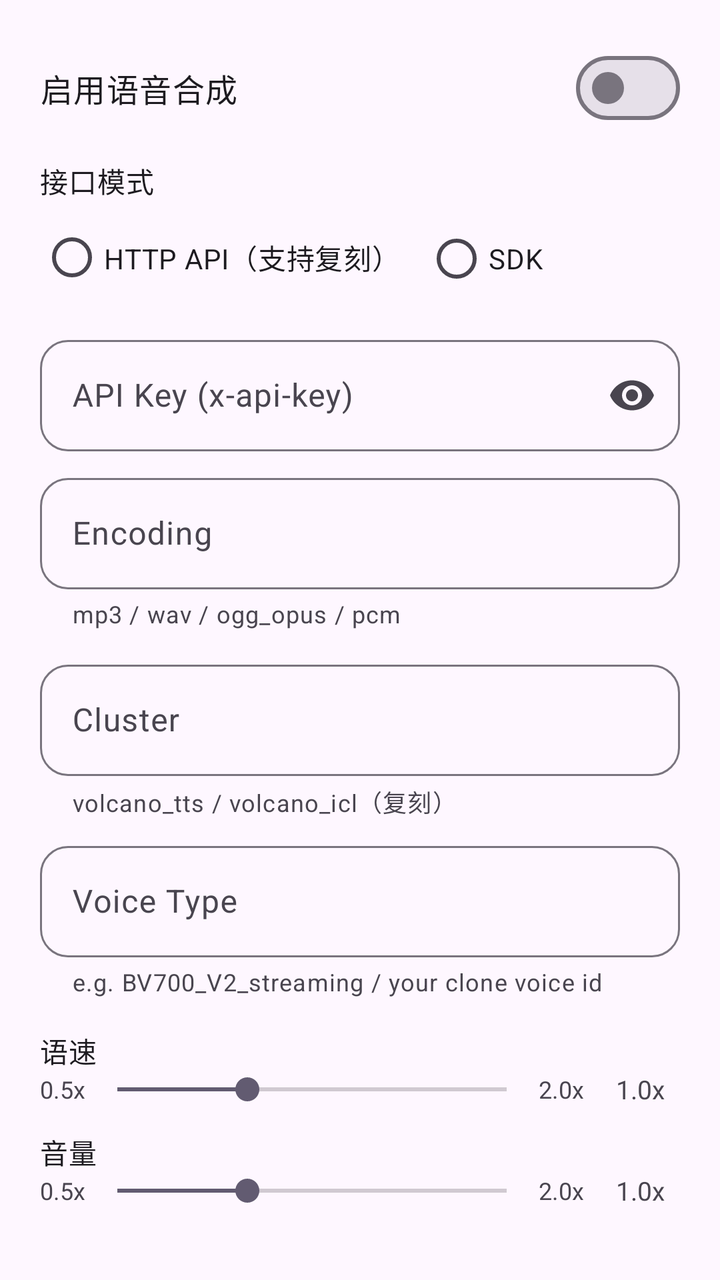
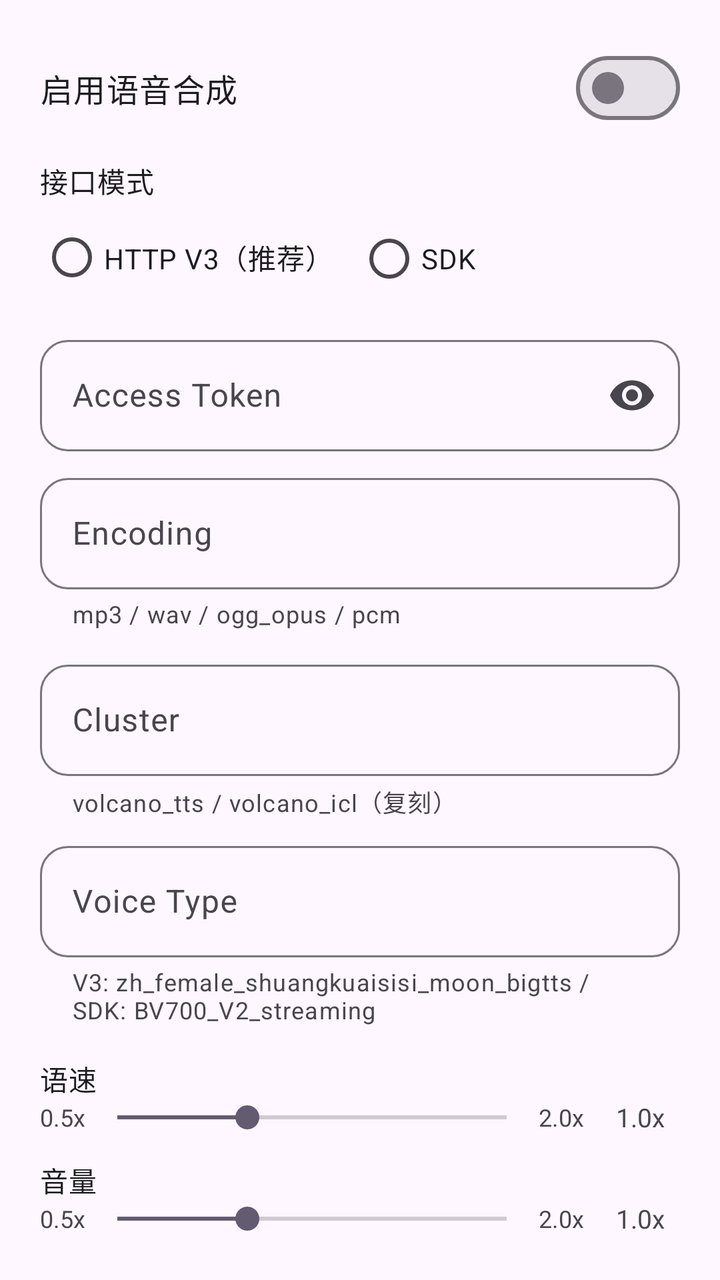

An Android layout rendered at two revisions. The XML below is the earlier revision; the diff shows what the commit changed to produce the second picture.
<!-- AndroidManifest.xml: application theme Theme.AIChat -->
<!-- res/layout/dialog_tts_settings.xml -->
<?xml version="1.0" encoding="utf-8"?>
<ScrollView xmlns:android="http://schemas.android.com/apk/res/android"
    xmlns:app="http://schemas.android.com/apk/res-auto"
    android:layout_width="match_parent"
    android:layout_height="wrap_content"
    android:padding="20dp">

    <LinearLayout
        android:layout_width="match_parent"
        android:layout_height="wrap_content"
        android:orientation="vertical">

        <com.google.android.material.materialswitch.MaterialSwitch
            android:id="@+id/switchTTSEnabled"
            android:layout_width="match_parent"
            android:layout_height="wrap_content"
            android:minHeight="48dp"
            android:text="启用语音合成"
            android:textAppearance="?attr/textAppearanceBodyLarge" />

        
        <TextView
            android:layout_width="wrap_content"
            android:layout_height="wrap_content"
            android:layout_marginTop="12dp"
            android:text="接口模式"
            android:textAppearance="?attr/textAppearanceBodyMedium" />

        <RadioGroup
            android:id="@+id/radioTTSMode"
            android:layout_width="match_parent"
            android:layout_height="wrap_content"
            android:orientation="horizontal"
            android:layout_marginTop="4dp">

            <RadioButton
                android:id="@+id/modeHttpApi"
                android:layout_width="wrap_content"
                android:layout_height="wrap_content"
                android:text="HTTP API（支持复刻）"
                android:textSize="14sp" />

            <RadioButton
                android:id="@+id/modeSdk"
                android:layout_width="wrap_content"
                android:layout_height="wrap_content"
                android:layout_marginStart="12dp"
                android:text="SDK"
                android:textSize="14sp" />
        </RadioGroup>

        
        <LinearLayout
            android:id="@+id/layoutHttpApi"
            android:layout_width="match_parent"
            android:layout_height="wrap_content"
            android:orientation="vertical">

            <com.google.android.material.textfield.TextInputLayout
                android:layout_width="match_parent"
                android:layout_height="wrap_content"
                android:layout_marginTop="12dp"
                android:hint="API Key (x-api-key)"
                app:boxCornerRadiusBottomEnd="14dp"
                app:boxCornerRadiusBottomStart="14dp"
                app:boxCornerRadiusTopEnd="14dp"
                app:boxCornerRadiusTopStart="14dp"
                app:endIconMode="password_toggle">

                <com.google.android.material.textfield.TextInputEditText
                    android:id="@+id/editTTSApiKey"
                    android:layout_width="match_parent"
                    android:layout_height="wrap_content"
                    android:inputType="textPassword"
                    android:singleLine="true" />
            </com.google.android.material.textfield.TextInputLayout>

            <com.google.android.material.textfield.TextInputLayout
                android:layout_width="match_parent"
                android:layout_height="wrap_content"
                android:layout_marginTop="8dp"
                android:hint="Encoding"
                app:boxCornerRadiusBottomEnd="14dp"
                app:boxCornerRadiusBottomStart="14dp"
                app:boxCornerRadiusTopEnd="14dp"
                app:boxCornerRadiusTopStart="14dp"
                app:helperText="mp3 / wav / ogg_opus / pcm"
                app:helperTextEnabled="true">

                <com.google.android.material.textfield.TextInputEditText
                    android:id="@+id/editTTSEncoding"
                    android:layout_width="match_parent"
                    android:layout_height="wrap_content"
                    android:inputType="text"
                    android:singleLine="true" />
            </com.google.android.material.textfield.TextInputLayout>
        </LinearLayout>

        
        <LinearLayout
            android:id="@+id/layoutSdk"
            android:layout_width="match_parent"
            android:layout_height="wrap_content"
            android:orientation="vertical"
            android:visibility="gone">

            <com.google.android.material.textfield.TextInputLayout
                android:layout_width="match_parent"
                android:layout_height="wrap_content"
                android:layout_marginTop="12dp"
                android:hint="App ID"
                app:boxCornerRadiusBottomEnd="14dp"
                app:boxCornerRadiusBottomStart="14dp"
                app:boxCornerRadiusTopEnd="14dp"
                app:boxCornerRadiusTopStart="14dp">

                <com.google.android.material.textfield.TextInputEditText
                    android:id="@+id/editTTSAppId"
                    android:layout_width="match_parent"
                    android:layout_height="wrap_content"
                    android:inputType="text"
                    android:singleLine="true" />
            </com.google.android.material.textfield.TextInputLayout>

            <com.google.android.material.textfield.TextInputLayout
                android:layout_width="match_parent"
                android:layout_height="wrap_content"
                android:layout_marginTop="8dp"
                android:hint="Access Token"
                app:boxCornerRadiusBottomEnd="14dp"
                app:boxCornerRadiusBottomStart="14dp"
                app:boxCornerRadiusTopEnd="14dp"
                app:boxCornerRadiusTopStart="14dp"
                app:endIconMode="password_toggle">

                <com.google.android.material.textfield.TextInputEditText
                    android:id="@+id/editTTSAccessToken"
                    android:layout_width="match_parent"
                    android:layout_height="wrap_content"
                    android:inputType="textPassword"
                    android:singleLine="true" />
            </com.google.android.material.textfield.TextInputLayout>
        </LinearLayout>

        
        <com.google.android.material.textfield.TextInputLayout
            android:layout_width="match_parent"
            android:layout_height="wrap_content"
            android:layout_marginTop="12dp"
            android:hint="Cluster"
            app:boxCornerRadiusBottomEnd="14dp"
            app:boxCornerRadiusBottomStart="14dp"
            app:boxCornerRadiusTopEnd="14dp"
            app:boxCornerRadiusTopStart="14dp"
            app:helperText="volcano_tts / volcano_icl（复刻）"
            app:helperTextEnabled="true">

            <com.google.android.material.textfield.TextInputEditText
                android:id="@+id/editTTSCluster"
                android:layout_width="match_parent"
                android:layout_height="wrap_content"
                android:inputType="text"
                android:singleLine="true" />
        </com.google.android.material.textfield.TextInputLayout>

        <com.google.android.material.textfield.TextInputLayout
            android:layout_width="match_parent"
            android:layout_height="wrap_content"
            android:layout_marginTop="8dp"
            android:hint="Voice Type"
            app:boxCornerRadiusBottomEnd="14dp"
            app:boxCornerRadiusBottomStart="14dp"
            app:boxCornerRadiusTopEnd="14dp"
            app:boxCornerRadiusTopStart="14dp"
            app:helperText="e.g. BV700_V2_streaming / your clone voice id"
            app:helperTextEnabled="true">

            <com.google.android.material.textfield.TextInputEditText
                android:id="@+id/editTTSVoiceType"
                android:layout_width="match_parent"
                android:layout_height="wrap_content"
                android:inputType="text"
                android:singleLine="true" />
        </com.google.android.material.textfield.TextInputLayout>

        
        <TextView
            android:layout_width="wrap_content"
            android:layout_height="wrap_content"
            android:layout_marginTop="16dp"
            android:text="语速"
            android:textAppearance="?attr/textAppearanceBodyMedium" />

        <LinearLayout
            android:layout_width="match_parent"
            android:layout_height="wrap_content"
            android:orientation="horizontal"
            android:gravity="center_vertical">

            <TextView
                android:layout_width="wrap_content"
                android:layout_height="wrap_content"
                android:text="0.5x"
                android:textSize="12sp" />

            <SeekBar
                android:id="@+id/seekTTSSpeed"
                android:layout_width="0dp"
                android:layout_weight="1"
                android:layout_height="wrap_content"
                android:max="15"
                android:progress="5" />

            <TextView
                android:layout_width="wrap_content"
                android:layout_height="wrap_content"
                android:text="2.0x"
                android:textSize="12sp" />

            <TextView
                android:id="@+id/textTTSSpeedValue"
                android:layout_width="wrap_content"
                android:layout_height="wrap_content"
                android:layout_marginStart="8dp"
                android:minWidth="40dp"
                android:text="1.0x"
                android:textSize="13sp"
                android:gravity="center" />
        </LinearLayout>

        
        <TextView
            android:layout_width="wrap_content"
            android:layout_height="wrap_content"
            android:layout_marginTop="12dp"
            android:text="音量"
            android:textAppearance="?attr/textAppearanceBodyMedium" />

        <LinearLayout
            android:layout_width="match_parent"
            android:layout_height="wrap_content"
            android:orientation="horizontal"
            android:gravity="center_vertical">

            <TextView
                android:layout_width="wrap_content"
                android:layout_height="wrap_content"
                android:text="0.5x"
                android:textSize="12sp" />

            <SeekBar
                android:id="@+id/seekTTSVolume"
                android:layout_width="0dp"
                android:layout_weight="1"
                android:layout_height="wrap_content"
                android:max="15"
                android:progress="5" />

            <TextView
                android:layout_width="wrap_content"
                android:layout_height="wrap_content"
                android:text="2.0x"
                android:textSize="12sp" />

            <TextView
                android:id="@+id/textTTSVolumeValue"
                android:layout_width="wrap_content"
                android:layout_height="wrap_content"
                android:layout_marginStart="8dp"
                android:minWidth="40dp"
                android:text="1.0x"
                android:textSize="13sp"
                android:gravity="center" />
        </LinearLayout>

    </LinearLayout>
</ScrollView>
<!-- resources referenced by this layout -->
<resources>
  <style name="Theme.AIChat" parent="Theme.Material3.DayNight.NoActionBar">
          <item name="colorPrimary">@color/primary</item>
          <item name="colorPrimaryContainer">?attr/colorPrimaryLight</item>
          <item name="colorOnPrimary">@color/on_primary</item>
          <item name="colorSurface">@color/surface</item>
          <item name="colorPrimarySubtle">@color/primary_blue_subtle</item>
          <item name="colorPrimaryLight">@color/primary_blue_light</item>
          <item name="colorPrimaryDeep">@color/primary_blue_deep</item>
          <item name="materialAlertDialogTheme">@style/ThemeOverlay.AIChat.MaterialAlertDialog</item>
          <item name="alertDialogTheme">@style/ThemeOverlay.AIChat.MaterialAlertDialog</item>
      </style>
  <color name="primary">#1976D2</color>
  <color name="on_primary">#FFFFFF</color>
  <color name="surface">#FFFFFF</color>
  <color name="primary_blue_subtle">#F5FAFF</color>
  <color name="primary_blue_light">#E3F2FD</color>
  <color name="primary_blue_deep">#0D47A1</color>
  <style name="ThemeOverlay.AIChat.MaterialAlertDialog" parent="ThemeOverlay.Material3.MaterialAlertDialog">
          <item name="backgroundTint">@android:color/transparent</item>
          <item name="android:windowBackground">@drawable/bg_material_alert_dialog</item>
          <item name="colorSurface">@color/dialog_surface_bg</item>
          <item name="elevationOverlayEnabled">false</item>
          <item name="shapeAppearanceOverlay">@style/ShapeAppearance.AIChat.Dialog</item>
      </style>
  <!-- drawable bg_material_alert_dialog (drawable) -->
  <?xml version="1.0" encoding="utf-8"?>
  <layer-list xmlns:android="http://schemas.android.com/apk/res/android">
      
      <item>
          <shape android:shape="rectangle">
              <solid android:color="@color/glass_surface" />
              <corners android:radius="28dp" />
          </shape>
      </item>
      
      <item android:bottom="@dimen/dialog_glass_highlight_fade">
          <shape android:shape="rectangle">
              <gradient
                  android:startColor="@color/glass_highlight_top"
                  android:endColor="@android:color/transparent"
                  android:angle="270" />
              <corners android:topLeftRadius="28dp" android:topRightRadius="28dp" />
          </shape>
      </item>
      
      <item android:top="@dimen/dialog_glass_shadow_fade">
          <shape android:shape="rectangle">
              <gradient
                  android:startColor="@android:color/transparent"
                  android:endColor="@color/glass_shadow_bottom"
                  android:angle="270" />
              <corners android:bottomLeftRadius="28dp" android:bottomRightRadius="28dp" />
          </shape>
      </item>
      
      <item>
          <shape android:shape="rectangle">
              <solid android:color="@android:color/transparent" />
              <stroke android:width="0.5dp" android:color="@color/glass_stroke" />
              <corners android:radius="28dp" />
          </shape>
      </item>
  </layer-list>
  <color name="dialog_surface_bg">#FFFDFEFF</color>
  <style name="ShapeAppearance.AIChat.Dialog" parent="">
          <item name="cornerFamily">rounded</item>
          <item name="cornerSize">28dp</item>
      </style>
  <color name="glass_surface">#CCF2F2F7</color>
  <dimen name="dialog_glass_highlight_fade">120dp</dimen>
  <color name="glass_highlight_top">#30FFFFFF</color>
  <dimen name="dialog_glass_shadow_fade">160dp</dimen>
  <color name="glass_shadow_bottom">#10000000</color>
  <color name="glass_stroke">#40FFFFFF</color>
</resources>

<!-- the commit's change to res/layout/dialog_tts_settings.xml (unified diff, before → after) -->
@@ -37,7 +37,7 @@
                 android:id="@+id/modeHttpApi"
                 android:layout_width="wrap_content"
                 android:layout_height="wrap_content"
-                android:text="HTTP API（支持复刻）"
+                android:text="HTTP V3（推荐）"
                 android:textSize="14sp" />
 
             <RadioButton
@@ -50,30 +50,58 @@
         </RadioGroup>
 
         
-        <LinearLayout
-            android:id="@+id/layoutHttpApi"
-            android:layout_width="match_parent"
-            android:layout_height="wrap_content"
-            android:orientation="vertical">
+        <com.google.android.material.textfield.TextInputLayout
+            android:layout_width="match_parent"
+            android:layout_height="wrap_content"
+            android:layout_marginTop="12dp"
+            android:hint="Access Token"
+            app:boxCornerRadiusBottomEnd="14dp"
+            app:boxCornerRadiusBottomStart="14dp"
+            app:boxCornerRadiusTopEnd="14dp"
+            app:boxCornerRadiusTopStart="14dp"
+            app:endIconMode="password_toggle">
+
+            <com.google.android.material.textfield.TextInputEditText
+                android:id="@+id/editTTSAccessToken"
+                android:layout_width="match_parent"
+                android:layout_height="wrap_content"
+                android:inputType="textPassword"
+                android:singleLine="true" />
+        </com.google.android.material.textfield.TextInputLayout>
+
+        
+        <LinearLayout
+            android:id="@+id/layoutSdk"
+            android:layout_width="match_parent"
+            android:layout_height="wrap_content"
+            android:orientation="vertical"
+            android:visibility="gone">
 
             <com.google.android.material.textfield.TextInputLayout
                 android:layout_width="match_parent"
                 android:layout_height="wrap_content"
-                android:layout_marginTop="12dp"
-                android:hint="API Key (x-api-key)"
+                android:layout_marginTop="8dp"
+                android:hint="App ID"
                 app:boxCornerRadiusBottomEnd="14dp"
                 app:boxCornerRadiusBottomStart="14dp"
                 app:boxCornerRadiusTopEnd="14dp"
-                app:boxCornerRadiusTopStart="14dp"
-                app:endIconMode="password_toggle">
+                app:boxCornerRadiusTopStart="14dp">
 
                 <com.google.android.material.textfield.TextInputEditText
-                    android:id="@+id/editTTSApiKey"
+                    android:id="@+id/editTTSAppId"
                     android:layout_width="match_parent"
                     android:layout_height="wrap_content"
-                    android:inputType="textPassword"
+                    android:inputType="text"
                     android:singleLine="true" />
             </com.google.android.material.textfield.TextInputLayout>
+        </LinearLayout>
+
+        
+        <LinearLayout
+            android:id="@+id/layoutHttpApi"
+            android:layout_width="match_parent"
+            android:layout_height="wrap_content"
+            android:orientation="vertical">
 
             <com.google.android.material.textfield.TextInputLayout
                 android:layout_width="match_parent"
@@ -97,52 +125,6 @@
         </LinearLayout>
 
         
-        <LinearLayout
-            android:id="@+id/layoutSdk"
-            android:layout_width="match_parent"
-            android:layout_height="wrap_content"
-            android:orientation="vertical"
-            android:visibility="gone">
-
-            <com.google.android.material.textfield.TextInputLayout
-                android:layout_width="match_parent"
-                android:layout_height="wrap_content"
-                android:layout_marginTop="12dp"
-                android:hint="App ID"
-                app:boxCornerRadiusBottomEnd="14dp"
-                app:boxCornerRadiusBottomStart="14dp"
-                app:boxCornerRadiusTopEnd="14dp"
-                app:boxCornerRadiusTopStart="14dp">
-
-                <com.google.android.material.textfield.TextInputEditText
-                    android:id="@+id/editTTSAppId"
-                    android:layout_width="match_parent"
-                    android:layout_height="wrap_content"
-                    android:inputType="text"
-                    android:singleLine="true" />
-            </com.google.android.material.textfield.TextInputLayout>
-
-            <com.google.android.material.textfield.TextInputLayout
-                android:layout_width="match_parent"
-                android:layout_height="wrap_content"
-                android:layout_marginTop="8dp"
-                android:hint="Access Token"
-                app:boxCornerRadiusBottomEnd="14dp"
-                app:boxCornerRadiusBottomStart="14dp"
-                app:boxCornerRadiusTopEnd="14dp"
-                app:boxCornerRadiusTopStart="14dp"
-                app:endIconMode="password_toggle">
-
-                <com.google.android.material.textfield.TextInputEditText
-                    android:id="@+id/editTTSAccessToken"
-                    android:layout_width="match_parent"
-                    android:layout_height="wrap_content"
-                    android:inputType="textPassword"
-                    android:singleLine="true" />
-            </com.google.android.material.textfield.TextInputLayout>
-        </LinearLayout>
-
-        
         <com.google.android.material.textfield.TextInputLayout
             android:layout_width="match_parent"
             android:layout_height="wrap_content"
@@ -172,7 +154,7 @@
             app:boxCornerRadiusBottomStart="14dp"
             app:boxCornerRadiusTopEnd="14dp"
             app:boxCornerRadiusTopStart="14dp"
-            app:helperText="e.g. BV700_V2_streaming / your clone voice id"
+            app:helperText="V3: zh_female_shuangkuaisisi_moon_bigtts / SDK: BV700_V2_streaming"
             app:helperTextEnabled="true">
 
             <com.google.android.material.textfield.TextInputEditText
